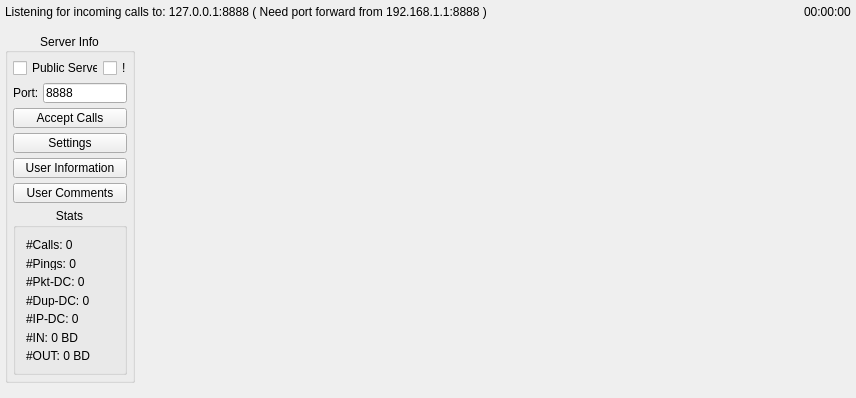
Qt form ui/widgets/remixwidget.ui (StarixWoS/ReMix) before a commit.
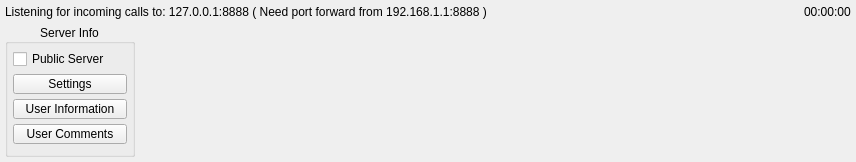
The same form after that commit.

Commit message: Change: Merge the "UPNP" and "Accept Calls" toggles into the "Public Server" toggle. Change: Remove the "UPNP", "Accept Calls", and "Port Number" fields from the ReMixWidget dialog. Change: Resize the ReMix dialog to reflect the removed toggles.

Patch:
```diff
--- a/ui/widgets/remixwidget.ui
+++ b/ui/widgets/remixwidget.ui
@@ -7,7 +7,7 @@
     <x>0</x>
     <y>0</y>
     <width>856</width>
-    <height>398</height>
+    <height>160</height>
    </rect>
   </property>
   <property name="minimumSize">
@@ -121,35 +121,15 @@
       <property name="spacing">
        <number>5</number>
       </property>
-      <item row="1" column="0">
-       <widget class="QLabel" name="label">
-        <property name="sizePolicy">
-         <sizepolicy hsizetype="Fixed" vsizetype="Fixed">
-          <horstretch>0</horstretch>
-          <verstretch>0</verstretch>
-         </sizepolicy>
-        </property>
-        <property name="text">
-         <string>Port:</string>
-        </property>
-       </widget>
-      </item>
-      <item row="0" column="0" colspan="3">
+      <item row="0" column="0" colspan="2">
        <widget class="QCheckBox" name="isPublicServer">
         <property name="text">
          <string>Public Server</string>
         </property>
        </widget>
       </item>
-      <item row="0" column="3">
-       <widget class="QCheckBox" name="useUPNP">
-        <property name="text">
-         <string>!</string>
-        </property>
-       </widget>
-      </item>
-      <item row="1" column="1" colspan="3">
-       <widget class="QLineEdit" name="serverPort">
+      <item row="4" column="0" colspan="3">
+       <widget class="QPushButton" name="openUserComments">
         <property name="sizePolicy">
          <sizepolicy hsizetype="Expanding" vsizetype="Fixed">
           <horstretch>0</horstretch>
@@ -165,43 +145,15 @@
         <property name="maximumSize">
          <size>
           <width>16777215</width>
-          <height>19</height>
-         </size>
-        </property>
-        <property name="text">
-         <string>8888</string>
-        </property>
-        <property name="maxLength">
-         <number>5</number>
-        </property>
-       </widget>
-      </item>
-      <item row="2" column="0" colspan="4">
-       <widget class="QPushButton" name="enableNetworking">
-        <property name="sizePolicy">
-         <sizepolicy hsizetype="Expanding" vsizetype="Fixed">
-          <horstretch>0</horstretch>
-          <verstretch>0</verstretch>
-         </sizepolicy>
-        </property>
-        <property name="minimumSize">
-         <size>
-          <width>0</width>
           <height>20</height>
          </size>
         </property>
-        <property name="maximumSize">
-         <size>
-          <width>16777215</width>
-          <height>20</height>
-         </size>
-        </property>
         <property name="text">
-         <string>Accept Calls</string>
+         <string>User Comments</string>
         </property>
        </widget>
       </item>
-      <item row="3" column="0" colspan="4">
+      <item row="1" column="0" colspan="3">
        <widget class="QPushButton" name="openSettings">
         <property name="sizePolicy">
          <sizepolicy hsizetype="Expanding" vsizetype="Fixed">
@@ -226,7 +178,7 @@
         </property>
        </widget>
       </item>
-      <item row="4" column="0" colspan="4">
+      <item row="2" column="0" colspan="3">
        <widget class="QPushButton" name="openUserInfo">
         <property name="sizePolicy">
          <sizepolicy hsizetype="Expanding" vsizetype="Fixed">
@@ -251,32 +203,7 @@
         </property>
        </widget>
       </item>
-      <item row="6" column="0" colspan="4">
-       <widget class="QPushButton" name="openUserComments">
-        <property name="sizePolicy">
-         <sizepolicy hsizetype="Expanding" vsizetype="Fixed">
-          <horstretch>0</horstretch>
-          <verstretch>0</verstretch>
-         </sizepolicy>
-        </property>
-        <property name="minimumSize">
-         <size>
-          <width>0</width>
-          <height>20</height>
-         </size>
-        </property>
-        <property name="maximumSize">
-         <size>
-          <width>16777215</width>
-          <height>20</height>
-         </size>
-        </property>
-        <property name="text">
-         <string>User Comments</string>
-        </property>
-       </widget>
-      </item>
-      <item row="7" column="0" colspan="4">
+      <item row="5" column="0" colspan="3">
        <widget class="QGroupBox" name="groupBox">
         <property name="sizePolicy">
          <sizepolicy hsizetype="Preferred" vsizetype="Ignored">
```
The commit also changes 5 other files.
